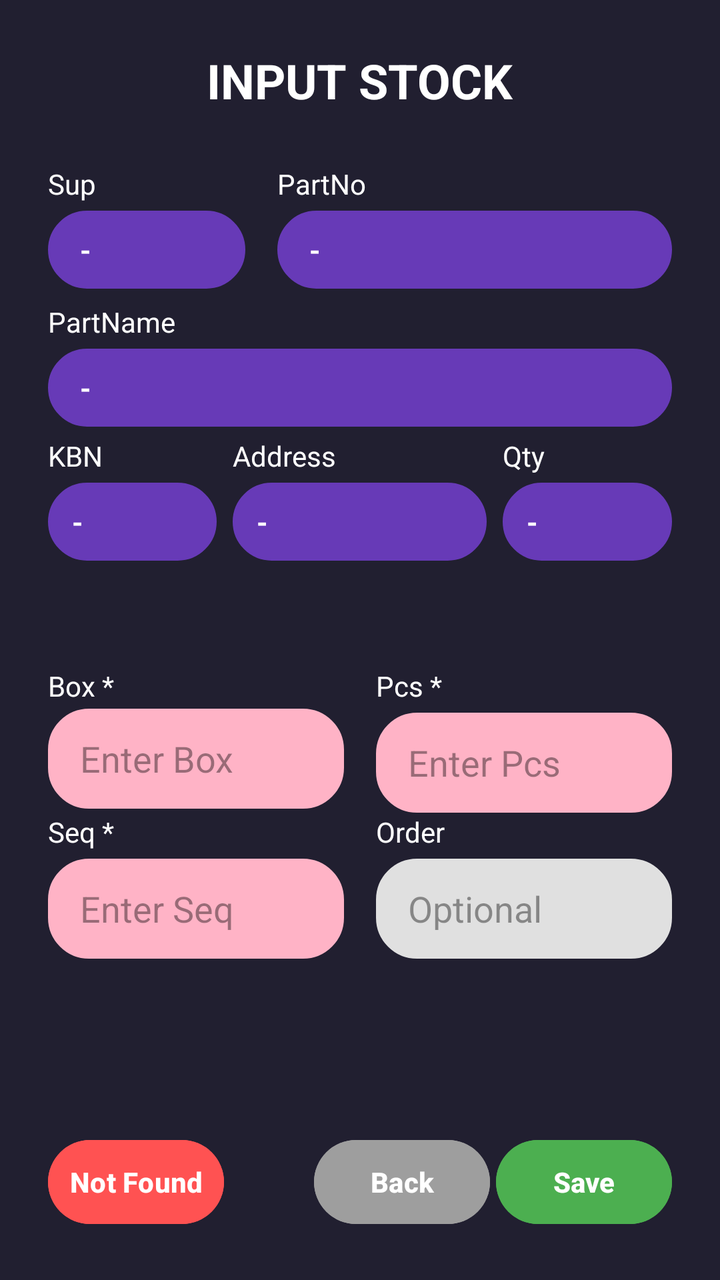
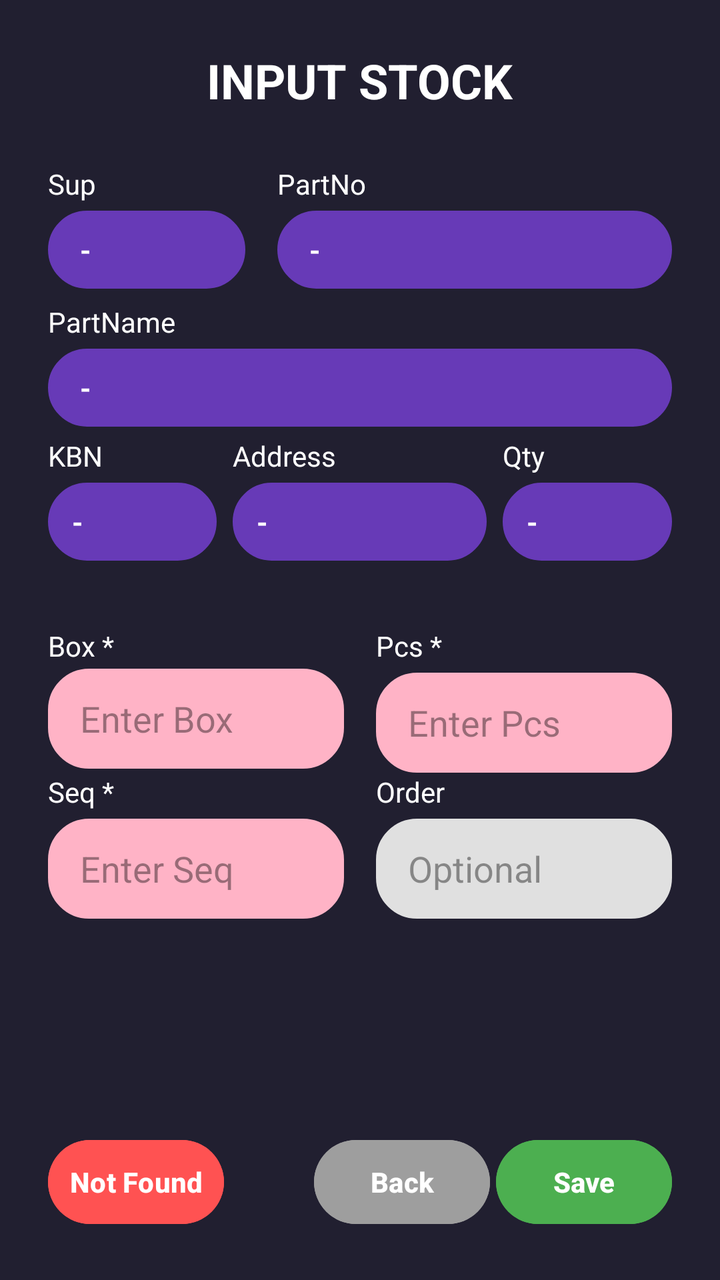

Screens rendered from an Android XML layout before and after an edit, with the pre-edit source and the edit as a unified diff.
<!-- AndroidManifest.xml: application theme Theme.PMLCHECKK -->
<!-- res/layout/activity_screen5.xml -->
<?xml version="1.0" encoding="utf-8"?>
<LinearLayout xmlns:android="http://schemas.android.com/apk/res/android"
    android:layout_width="match_parent"
    android:layout_height="match_parent"
    android:orientation="vertical"
    android:background="@color/bg_main"
    android:padding="24dp">

    <TextView
        android:layout_width="wrap_content"
        android:layout_height="wrap_content"
        android:text="INPUT STOCK"
        android:textColor="@color/text_primary"
        android:textSize="24sp"
        android:textStyle="bold"
        android:layout_gravity="center_horizontal"
        android:layout_marginBottom="26dp"/>

    <ScrollView
        android:layout_width="match_parent"
        android:layout_height="0dp"
        android:layout_weight="1"
        android:scrollbars="none">

        <LinearLayout
            android:layout_width="match_parent"
            android:layout_height="wrap_content"
            android:orientation="vertical">

            <LinearLayout
                android:layout_width="match_parent"
                android:layout_height="68dp"
                android:layout_marginBottom="1dp"
                android:orientation="horizontal">

                <LinearLayout
                    android:layout_width="0dp"
                    android:layout_height="150dp"
                    android:layout_marginEnd="8dp"
                    android:layout_weight="1"
                    android:orientation="vertical">

                    <TextView
                        android:layout_width="wrap_content"
                        android:layout_height="wrap_content"
                        android:layout_marginBottom="4dp"
                        android:text="Sup"
                        android:textColor="@color/text_primary" />

                    <TextView
                        android:id="@+id/txtSupplier"
                        android:layout_width="match_parent"
                        android:layout_height="39dp"
                        android:background="@drawable/bg_modern_card"
                        android:backgroundTint="#673AB7"
                        android:gravity="center_vertical"
                        android:paddingHorizontal="16dp"
                        android:text="-"
                        android:textColor="#FFFF"
                        android:textStyle="bold" />
                </LinearLayout>

                <LinearLayout
                    android:layout_width="0dp"
                    android:layout_height="wrap_content"
                    android:layout_marginStart="8dp"
                    android:layout_weight="2"
                    android:orientation="vertical">

                    <TextView
                        android:layout_width="wrap_content"
                        android:layout_height="wrap_content"
                        android:layout_marginBottom="4dp"
                        android:text="PartNo"
                        android:textColor="@color/text_primary" />

                    <TextView
                        android:id="@+id/txtPartNo"
                        android:layout_width="match_parent"
                        android:layout_height="39dp"
                        android:background="@drawable/bg_modern_card"
                        android:backgroundTint="#673AB7"
                        android:gravity="center_vertical"
                        android:paddingHorizontal="16dp"
                        android:text="-"
                        android:textColor="#FFFF"
                        android:textStyle="bold" />
                </LinearLayout>
            </LinearLayout>

            <LinearLayout
                android:layout_width="match_parent"
                android:layout_height="66dp"
                android:layout_marginBottom="1dp"
                android:orientation="vertical">

                <TextView
                    android:layout_width="wrap_content"
                    android:layout_height="wrap_content"
                    android:layout_marginBottom="4dp"
                    android:text="PartName"
                    android:textColor="@color/text_primary" />

                <TextView
                    android:id="@+id/txtPartName"
                    android:layout_width="match_parent"
                    android:layout_height="39dp"
                    android:background="@drawable/bg_modern_card"
                    android:backgroundTint="#673AB7"
                    android:gravity="center_vertical"
                    android:paddingHorizontal="16dp"
                    android:text="-"
                    android:textColor="#FFFF"
                    android:textStyle="bold" />
            </LinearLayout>

            <LinearLayout
                android:layout_width="match_parent"
                android:layout_height="70dp"
                android:layout_marginBottom="45dp"
                android:orientation="horizontal">

                <LinearLayout
                    android:layout_width="0dp"
                    android:layout_height="wrap_content"
                    android:layout_marginEnd="6dp"
                    android:layout_weight="1"
                    android:orientation="vertical">

                    <TextView
                        android:layout_width="wrap_content"
                        android:layout_height="wrap_content"
                        android:layout_marginBottom="4dp"
                        android:text="KBN"
                        android:textColor="@color/text_primary" />

                    <TextView
                        android:id="@+id/txtKbn"
                        android:layout_width="match_parent"
                        android:layout_height="39dp"
                        android:background="@drawable/bg_modern_card"
                        android:backgroundTint="#673AB7"
                        android:gravity="center_vertical"
                        android:paddingHorizontal="12dp"
                        android:text="-"
                        android:textColor="#FFFF"
                        android:textStyle="bold" />
                </LinearLayout>

                <LinearLayout
                    android:layout_width="0dp"
                    android:layout_height="wrap_content"
                    android:layout_marginStart="2dp"
                    android:layout_marginEnd="6dp"
                    android:layout_weight="1.5"
                    android:orientation="vertical">

                    <TextView
                        android:layout_width="wrap_content"
                        android:layout_height="wrap_content"
                        android:layout_marginBottom="4dp"
                        android:text="Address"
                        android:textColor="@color/text_primary" />

                    <TextView
                        android:id="@+id/txtFullAddr"
                        android:layout_width="match_parent"
                        android:layout_height="39dp"
                        android:background="@drawable/bg_modern_card"
                        android:backgroundTint="#673AB7"
                        android:gravity="center_vertical"
                        android:paddingHorizontal="12dp"
                        android:text="-"
                        android:textColor="#FFFF"
                        android:textStyle="bold" />
                </LinearLayout>

                <LinearLayout
                    android:layout_width="0dp"
                    android:layout_height="wrap_content"
                    android:layout_marginStart="2dp"
                    android:layout_weight="1"
                    android:orientation="vertical">

                    <TextView
                        android:layout_width="wrap_content"
                        android:layout_height="wrap_content"
                        android:layout_marginBottom="4dp"
                        android:text="Qty"
                        android:textColor="@color/text_primary" />

                    <TextView
                        android:id="@+id/txtQty"
                        android:layout_width="match_parent"
                        android:layout_height="39dp"
                        android:background="@drawable/bg_modern_card"
                        android:backgroundTint="#673AB7"
                        android:gravity="center_vertical"
                        android:paddingHorizontal="12dp"
                        android:text="-"
                        android:textColor="#FFFF"
                        android:textStyle="bold" />
                </LinearLayout>
            </LinearLayout>

            <LinearLayout
                android:layout_width="match_parent"
                android:layout_height="wrap_content"
                android:layout_marginBottom="0dp"
                android:orientation="horizontal">

                <LinearLayout
                    android:layout_width="0dp"
                    android:layout_height="wrap_content"
                    android:layout_marginEnd="8dp"
                    android:layout_weight="1"
                    android:orientation="vertical">

                    <TextView
                        android:layout_width="wrap_content"
                        android:layout_height="wrap_content"
                        android:layout_marginBottom="2dp"
                        android:text="Box *"
                        android:textColor="@color/text_primary" />

                    <EditText
                        android:id="@+id/edtBox"
                        android:layout_width="match_parent"
                        android:layout_height="50dp"
                        android:background="@drawable/bg_modern_card"
                        android:backgroundTint="#FFB3C6"
                        android:hint="Enter Box"
                        android:inputType="number"
                        android:paddingHorizontal="16dp"
                        android:textColor="#000000"
                        android:textColorHint="#66000000" />
                </LinearLayout>

                <LinearLayout
                    android:layout_width="0dp"
                    android:layout_height="wrap_content"
                    android:layout_marginStart="8dp"
                    android:layout_weight="1"
                    android:orientation="vertical">

                    <TextView
                        android:layout_width="wrap_content"
                        android:layout_height="wrap_content"
                        android:layout_marginBottom="4dp"
                        android:text="Pcs *"
                        android:textColor="@color/text_primary" />

                    <EditText
                        android:id="@+id/edtPcs"
                        android:layout_width="match_parent"
                        android:layout_height="50dp"
                        android:background="@drawable/bg_modern_card"
                        android:backgroundTint="#FFB3C6"
                        android:hint="Enter Pcs"
                        android:inputType="number"
                        android:paddingHorizontal="16dp"
                        android:textColor="#000000"
                        android:textColorHint="#66000000" />
                </LinearLayout>
            </LinearLayout>

            <LinearLayout
                android:layout_width="match_parent"
                android:layout_height="wrap_content"
                android:orientation="horizontal"
                android:layout_marginBottom="16dp">

                <LinearLayout
                    android:layout_width="0dp"
                    android:layout_height="wrap_content"
                    android:layout_weight="1"
                    android:orientation="vertical"
                    android:layout_marginEnd="8dp">
                    <TextView android:layout_width="wrap_content" android:layout_height="wrap_content" android:text="Seq *" android:textColor="@color/text_primary" android:layout_marginBottom="4dp"/>
                    <EditText android:id="@+id/edtSeq" android:layout_width="match_parent" android:layout_height="50dp" android:background="@drawable/bg_modern_card" android:backgroundTint="#FFB3C6" android:textColor="#000000" android:paddingHorizontal="16dp" android:inputType="number" android:hint="Enter Seq" android:textColorHint="#66000000" android:maxLength="3" />
                </LinearLayout>

                <LinearLayout
                    android:layout_width="0dp"
                    android:layout_height="wrap_content"
                    android:layout_weight="1"
                    android:orientation="vertical"
                    android:layout_marginStart="8dp">
                    <TextView android:layout_width="wrap_content" android:layout_height="wrap_content" android:text="Order" android:textColor="@color/text_primary" android:layout_marginBottom="4dp"/>
                    <EditText android:id="@+id/edtOrder" android:layout_width="match_parent" android:layout_height="50dp" android:background="@drawable/bg_modern_card" android:backgroundTint="#E0E0E0" android:textColor="#000000" android:paddingHorizontal="16dp" android:inputType="text" android:hint="Optional" android:textColorHint="#66000000"/>
                </LinearLayout>
            </LinearLayout>

        </LinearLayout>
    </ScrollView>

    <LinearLayout
        android:layout_width="wrap_content"
        android:layout_height="wrap_content"
        android:layout_marginTop="16dp"
        android:gravity="bottom"
        android:orientation="horizontal">

        <Button
            android:id="@+id/btnNotFound"
            android:layout_width="wrap_content"
            android:layout_height="50dp"
            android:backgroundTint="#FF5252"
            android:paddingStart="0dp"

            android:paddingEnd="0dp"
            android:text="Not Found"
            android:textSize="14sp"
            android:textStyle="bold" />

        <Space
            android:layout_width="100dp"
            android:layout_height="wrap_content"
            android:layout_weight="1" />

        <LinearLayout
            android:layout_width="wrap_content"
            android:layout_height="wrap_content"
            android:gravity="end"
            android:orientation="horizontal">

            <Button
                android:id="@+id/btnBack"
                android:layout_width="wrap_content"
                android:layout_height="50dp"
                android:layout_marginEnd="3dp"
                android:backgroundTint="#9E9E9E"
                android:text="Back"
                android:textColor="#FFFFFF"
                android:textSize="14sp"
                android:textStyle="bold" />

            <Button
                android:id="@+id/btnSave"
                android:layout_width="wrap_content"
                android:layout_height="50dp"
                android:backgroundTint="#4CAF50"
                android:text="Save"
                android:textColor="@color/text_primary"
                android:textSize="14sp"
                android:textStyle="bold" />
        </LinearLayout>

    </LinearLayout>

</LinearLayout>
<!-- resources referenced by this layout -->
<resources>
  <color name="bg_main">#211F30</color>
  <color name="text_primary">#FFFFFF</color>
  <!-- drawable bg_modern_card (drawable) -->
  <?xml version="1.0" encoding="utf-8"?>
  <shape xmlns:android="http://schemas.android.com/apk/res/android">
      <solid android:color="@color/bg_card"/> <corners android:radius="20dp"/> <stroke android:width="1dp" android:color="#54456D"/>
  </shape>
  <style name="Theme.PMLCHECKK" parent="Base.Theme.PMLCHECKK" />
  <color name="bg_card">#5E3D97</color>
  <style name="Base.Theme.PMLCHECKK" parent="Theme.Material3.DayNight.NoActionBar">
          
          
      </style>
</resources>

<!-- the commit's change to res/layout/activity_screen5.xml (unified diff, before → after) -->
@@ -117,7 +117,7 @@
             <LinearLayout
                 android:layout_width="match_parent"
                 android:layout_height="70dp"
-                android:layout_marginBottom="45dp"
+                android:layout_marginBottom="25dp"
                 android:orientation="horizontal">
 
                 <LinearLayout
@@ -230,8 +230,7 @@
                         android:background="@drawable/bg_modern_card"
                         android:backgroundTint="#FFB3C6"
                         android:hint="Enter Box"
-                        android:inputType="number"
-                        android:paddingHorizontal="16dp"
+                        android:inputType="textNoSuggestions" android:paddingHorizontal="16dp"
                         android:textColor="#000000"
                         android:textColorHint="#66000000" />
                 </LinearLayout>
